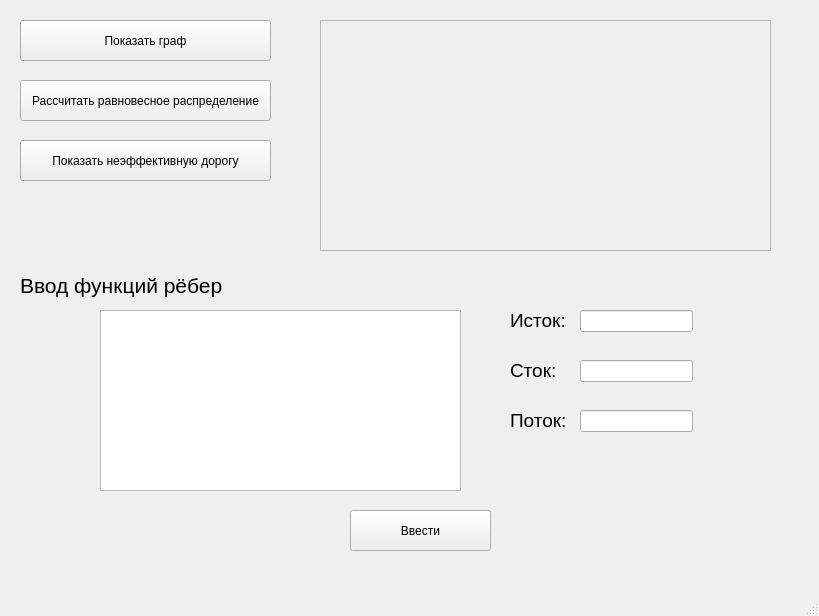
IlyaTsg/EquilibriumGraphProject, file src/form.ui: the form before one commit.
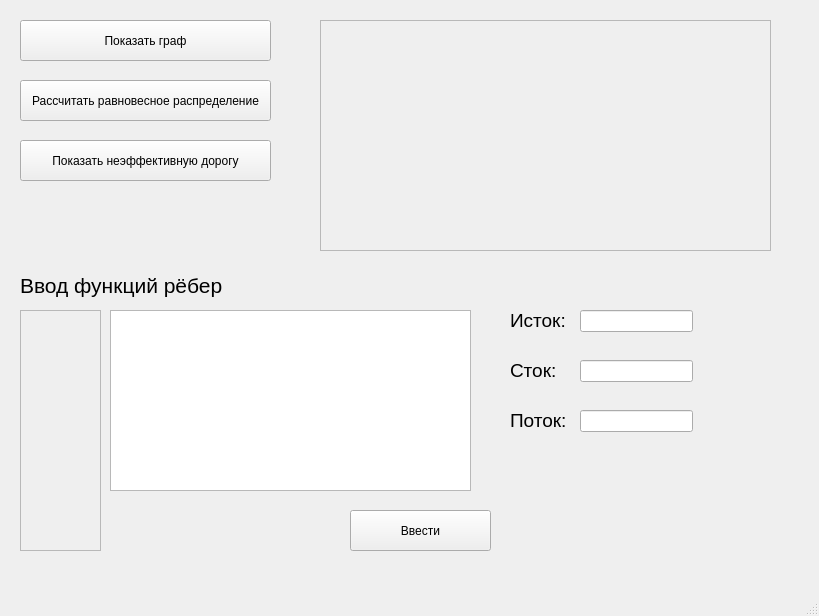
The form after the commit.

```diff
--- a/src/form.ui
+++ b/src/form.ui
@@ -23,12 +23,18 @@
    <widget class="QTextEdit" name="EditFunc">
     <property name="geometry">
      <rect>
-      <x>100</x>
+      <x>110</x>
       <y>310</y>
       <width>361</width>
       <height>181</height>
      </rect>
     </property>
+    <property name="sizePolicy">
+     <sizepolicy hsizetype="Fixed" vsizetype="Fixed">
+      <horstretch>0</horstretch>
+      <verstretch>0</verstretch>
+     </sizepolicy>
+    </property>
     <property name="font">
      <font>
       <pointsize>9</pointsize>
@@ -60,30 +66,6 @@
      <string>Ввод функций рёбер</string>
     </property>
    </widget>
-   <widget class="QLabel" name="EntryOrder">
-    <property name="geometry">
-     <rect>
-      <x>20</x>
-      <y>310</y>
-      <width>81</width>
-      <height>241</height>
-     </rect>
-    </property>
-    <property name="font">
-     <font>
-      <pointsize>9</pointsize>
-     </font>
-    </property>
-    <property name="layoutDirection">
-     <enum>Qt::LeftToRight</enum>
-    </property>
-    <property name="text">
-     <string/>
-    </property>
-    <property name="alignment">
-     <set>Qt::AlignLeading|Qt::AlignLeft|Qt::AlignTop</set>
-    </property>
-   </widget>
    <widget class="QPushButton" name="ShowGraph">
     <property name="geometry">
      <rect>
@@ -243,6 +225,35 @@
      </property>
     </widget>
    </widget>
+   <widget class="QScrollArea" name="EntryOrder_2">
+    <property name="geometry">
+     <rect>
+      <x>20</x>
+      <y>310</y>
+      <width>81</width>
+      <height>241</height>
+     </rect>
+    </property>
+    <property name="sizePolicy">
+     <sizepolicy hsizetype="Fixed" vsizetype="Fixed">
+      <horstretch>0</horstretch>
+      <verstretch>0</verstretch>
+     </sizepolicy>
+    </property>
+    <property name="widgetResizable">
+     <bool>true</bool>
+    </property>
+    <widget class="QWidget" name="scrollAreaWidgetContents_2">
+     <property name="geometry">
+      <rect>
+       <x>0</x>
+       <y>0</y>
+       <width>79</width>
+       <height>239</height>
+      </rect>
+     </property>
+    </widget>
+   </widget>
   </widget>
   <widget class="QMenuBar" name="menubar">
    <property name="geometry">
```
Left out of the diff: 72 changed lines with no effect on the pictures.
